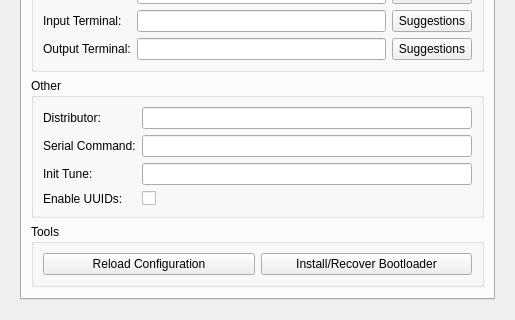
Old version of the form ui/kcm_grub2.ui in the repository KDE/kcm-grub2; both pictures show x 0 to 515 and y 199 to 519 of the 515 by 519 pixel window.
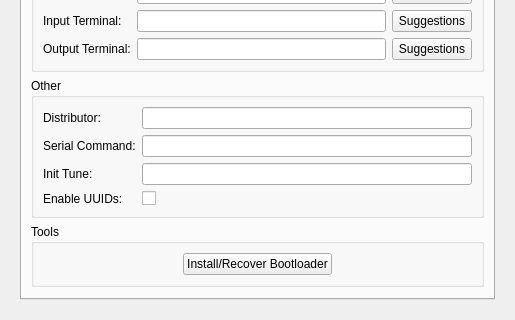
New version of the form. The open tabs and pages were chosen to show the change. Custom widgets are drawn as their Qt base class.

Commit message:
Remove 'Reload configuration' tool.
Reset button does the same.

```diff
--- a/ui/kcm_grub2.ui
+++ b/ui/kcm_grub2.ui
@@ -615,14 +615,13 @@
              </property>
              <layout class="QGridLayout" name="gridLayout_8">
               <item row="0" column="0">
-               <widget class="KPushButton" name="kpushbutton_reload">
-                <property name="text">
-                 <string comment="@action:button">Reload Configuration</string>
-                </property>
-               </widget>
-              </item>
-              <item row="0" column="1">
                <widget class="KPushButton" name="kpushbutton_install">
+                <property name="sizePolicy">
+                 <sizepolicy hsizetype="Maximum" vsizetype="Fixed">
+                  <horstretch>0</horstretch>
+                  <verstretch>0</verstretch>
+                 </sizepolicy>
+                </property>
                 <property name="text">
                  <string comment="@action:button">Install/Recover Bootloader</string>
                 </property>
```
The commit also changes 1 other file.
